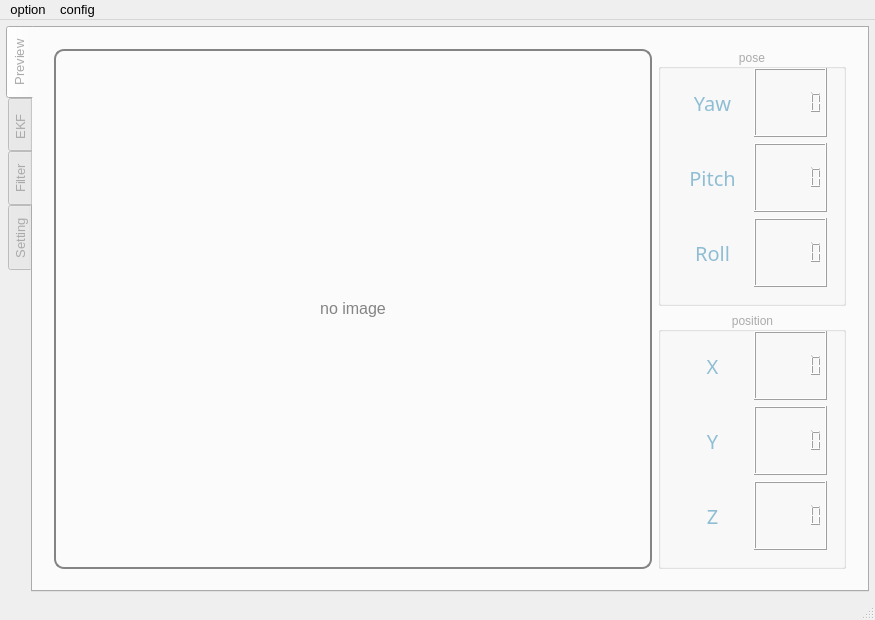
Before: the Qt Designer form assets/ui/mainwindow.ui in jyfzh/FOXTracker, drawn with Qt 5.
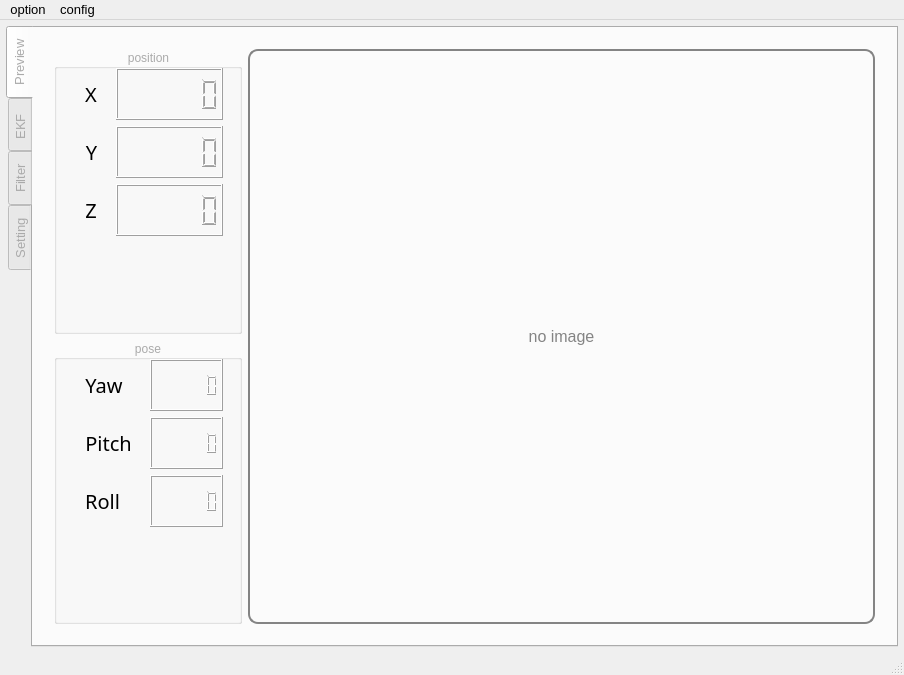
After: the same form once the commit is applied. Custom widgets are drawn as their Qt base class.

Commit message: Remove inline stylesheet from main; rework UI layouts and reindent settings loader

```diff
--- a/assets/ui/mainwindow.ui
+++ b/assets/ui/mainwindow.ui
@@ -9,8 +9,8 @@
    <rect>
     <x>0</x>
     <y>0</y>
-    <width>875</width>
-    <height>620</height>
+    <width>904</width>
+    <height>675</height>
    </rect>
   </property>
   <property name="minimumSize">
@@ -62,6 +62,12 @@
     </property>
     <item>
      <widget class="QTabWidget" name="tabWidget">
+      <property name="sizePolicy">
+       <sizepolicy hsizetype="Expanding" vsizetype="Expanding">
+        <horstretch>0</horstretch>
+        <verstretch>0</verstretch>
+       </sizepolicy>
+      </property>
       <property name="styleSheet">
        <string notr="true">padding:12px;
 color:#aaa;</string>
@@ -91,8 +97,125 @@
        <attribute name="title">
         <string>Preview</string>
        </attribute>
-       <layout class="QHBoxLayout" name="horizontalLayout_2">
-        <item>
+       <layout class="QGridLayout" name="gridLayout">
+        <item row="0" column="0">
+         <widget class="QGroupBox" name="groupBox_2">
+          <property name="title">
+           <string>position</string>
+          </property>
+          <property name="alignment">
+           <set>Qt::AlignmentFlag::AlignCenter</set>
+          </property>
+          <layout class="QFormLayout" name="formLayout_2">
+           <property name="horizontalSpacing">
+            <number>6</number>
+           </property>
+           <property name="verticalSpacing">
+            <number>6</number>
+           </property>
+           <property name="leftMargin">
+            <number>6</number>
+           </property>
+           <property name="topMargin">
+            <number>6</number>
+           </property>
+           <property name="rightMargin">
+            <number>6</number>
+           </property>
+           <property name="bottomMargin">
+            <number>6</number>
+           </property>
+           <item row="0" column="0">
+            <widget class="QLabel" name="label_5">
+             <property name="font">
+              <font>
+               <family>Source Code Variable</family>
+               <pointsize>15</pointsize>
+               <italic>false</italic>
+               <bold>false</bold>
+               <strikeout>false</strikeout>
+              </font>
+             </property>
+             <property name="styleSheet">
+              <string notr="true">color: rgb(0, 0, 0);</string>
+             </property>
+             <property name="text">
+              <string>X</string>
+             </property>
+             <property name="alignment">
+              <set>Qt::AlignmentFlag::AlignCenter</set>
+             </property>
+            </widget>
+           </item>
+           <item row="0" column="1">
+            <widget class="QLCDNumber" name="x_disp">
+             <property name="digitCount">
+              <number>6</number>
+             </property>
+            </widget>
+           </item>
+           <item row="1" column="0">
+            <widget class="QLabel" name="label_6">
+             <property name="font">
+              <font>
+               <family>Source Code Variable</family>
+               <pointsize>15</pointsize>
+               <italic>false</italic>
+               <bold>false</bold>
+               <strikeout>false</strikeout>
+              </font>
+             </property>
+             <property name="styleSheet">
+              <string notr="true">color: rgb(0, 0, 0);</string>
+             </property>
+             <property name="text">
+              <string>Y</string>
+             </property>
+             <property name="alignment">
+              <set>Qt::AlignmentFlag::AlignCenter</set>
+             </property>
+            </widget>
+           </item>
+           <item row="1" column="1">
+            <widget class="QLCDNumber" name="y_disp">
+             <property name="digitCount">
+              <number>6</number>
+             </property>
+            </widget>
+           </item>
+           <item row="2" column="0">
+            <widget class="QLabel" name="label_7">
+             <property name="font">
+              <font>
+               <family>Source Code Variable</family>
+               <pointsize>15</pointsize>
+               <italic>false</italic>
+               <bold>false</bold>
+               <strikeout>false</strikeout>
+              </font>
+             </property>
+             <property name="styleSheet">
+              <string notr="true">color: rgb(0, 0, 0);</string>
+             </property>
+             <property name="text">
+              <string>Z</string>
+             </property>
+             <property name="alignment">
+              <set>Qt::AlignmentFlag::AlignCenter</set>
+             </property>
+            </widget>
+           </item>
+           <item row="2" column="1">
+            <widget class="QLCDNumber" name="z_disp">
+             <property name="digitCount">
+              <number>6</number>
+             </property>
+            </widget>
+           </item>
+          </layout>
+         </widget>
+        </item>
+        <item row="0" column="1" rowspan="2">
          <widget class="QLabel" name="preview_camera">
           <property name="sizePolicy">
            <sizepolicy hsizetype="Expanding" vsizetype="Expanding">
@@ -131,12 +254,7 @@
           </property>
          </widget>
         </item>
-        <item>
-         <layout class="QGridLayout" name="gridLayout_2" rowstretch="0,0">
-          <property name="spacing">
-           <number>6</number>
-          </property>
-          <item row="0" column="0">
+        <item row="1" column="0">
            <widget class="QGroupBox" name="groupBox_4">
             <property name="title">
              <string>pose</string>
@@ -144,7 +262,13 @@
             <property name="alignment">
              <set>Qt::AlignmentFlag::AlignCenter</set>
             </property>
-            <layout class="QGridLayout" name="gridLayout_4">
+          <layout class="QFormLayout" name="formLayout">
+           <property name="horizontalSpacing">
+            <number>6</number>
+           </property>
+           <property name="verticalSpacing">
+            <number>6</number>
+           </property>
              <property name="leftMargin">
               <number>6</number>
              </property>
@@ -157,46 +281,36 @@
              <property name="bottomMargin">
               <number>6</number>
              </property>
-             <property name="spacing">
-              <number>6</number>
+           <item row="0" column="0">
+            <widget class="QLabel" name="label_2">
+             <property name="font">
+              <font>
+               <family>Source Code Variable</family>
+               <pointsize>15</pointsize>
+               <italic>false</italic>
+               <bold>false</bold>
+               <strikeout>false</strikeout>
+              </font>
              </property>
-             <item row="1" column="2">
+             <property name="styleSheet">
+              <string notr="true">color: rgb(0, 0, 0);</string>
+             </property>
+             <property name="text">
+              <string>Yaw</string>
+             </property>
+             <property name="alignment">
+              <set>Qt::AlignmentFlag::AlignCenter</set>
+             </property>
+            </widget>
+           </item>
+           <item row="0" column="1">
               <widget class="QLCDNumber" name="yaw_disp">
                <property name="digitCount">
                 <number>6</number>
                </property>
               </widget>
              </item>
-             <item row="4" column="2">
-              <widget class="QLCDNumber" name="roll_disp">
-               <property name="digitCount">
-                <number>6</number>
-               </property>
-              </widget>
-             </item>
-             <item row="4" column="1">
-              <widget class="QLabel" name="label_3">
-               <property name="font">
-                <font>
-                 <family>Source Code Variable</family>
-                 <pointsize>15</pointsize>
-                 <italic>false</italic>
-                 <bold>false</bold>
-                 <strikeout>false</strikeout>
-                </font>
-               </property>
-               <property name="styleSheet">
-                <string notr="true">color: #8fbed4;</string>
-               </property>
-               <property name="text">
-                <string>Roll</string>
-               </property>
-               <property name="alignment">
-                <set>Qt::AlignmentFlag::AlignCenter</set>
-               </property>
-              </widget>
-             </item>
-             <item row="3" column="1">
+           <item row="1" column="0">
               <widget class="QLabel" name="label_4">
                <property name="font">
                 <font>
@@ -208,7 +322,7 @@
                 </font>
                </property>
                <property name="styleSheet">
-                <string notr="true">color: #8fbed4;</string>
+              <string notr="true">color: rgb(0, 0, 0);</string>
                </property>
                <property name="text">
                 <string>Pitch</string>
@@ -218,122 +332,15 @@
                </property>
               </widget>
              </item>
-             <item row="3" column="2">
+           <item row="1" column="1">
               <widget class="QLCDNumber" name="pitch_disp">
                <property name="digitCount">
                 <number>6</number>
                </property>
               </widget>
              </item>
-             <item row="1" column="1">
-              <widget class="QLabel" name="label_2">
-               <property name="font">
-                <font>
-                 <family>Source Code Variable</family>
-                 <pointsize>15</pointsize>
-                 <italic>false</italic>
-                 <bold>false</bold>
-                 <strikeout>false</strikeout>
-                </font>
-               </property>
-               <property name="styleSheet">
-                <string notr="true">color: #8fbed4;</string>
-               </property>
-               <property name="text">
-                <string>Yaw</string>
-               </property>
-               <property name="alignment">
-                <set>Qt::AlignmentFlag::AlignCenter</set>
-               </property>
-              </widget>
-             </item>
-            </layout>
-           </widget>
-          </item>
-          <item row="1" column="0">
-           <widget class="QGroupBox" name="groupBox_2">
-            <property name="title">
-             <string>position</string>
-            </property>
-            <property name="alignment">
-             <set>Qt::AlignmentFlag::AlignCenter</set>
-            </property>
-            <layout class="QGridLayout" name="gridLayout_5">
-             <property name="leftMargin">
-              <number>6</number>
-             </property>
-             <property name="topMargin">
-              <number>6</number>
-             </property>
-             <property name="rightMargin">
-              <number>6</number>
-             </property>
-             <property name="bottomMargin">
-              <number>6</number>
-             </property>
-             <property name="spacing">
-              <number>6</number>
-             </property>
-             <item row="0" column="0">
-              <widget class="QLabel" name="label_5">
-               <property name="font">
-                <font>
-                 <family>Source Code Variable</family>
-                 <pointsize>15</pointsize>
-                 <italic>false</italic>
-                 <bold>false</bold>
-                 <strikeout>false</strikeout>
-                </font>
-               </property>
-               <property name="styleSheet">
-                <string notr="true">color: #8fbed4;</string>
-               </property>
-               <property name="text">
-                <string>X</string>
-               </property>
-               <property name="alignment">
-                <set>Qt::AlignmentFlag::AlignCenter</set>
-               </property>
-              </widget>
-             </item>
-             <item row="0" column="1">
-              <widget class="QLCDNumber" name="x_disp">
-               <property name="digitCount">
-                <number>6</number>
-               </property>
-              </widget>
-             </item>
-             <item row="1" column="0">
-              <widget class="QLabel" name="label_6">
-               <property name="font">
-                <font>
-                 <family>Source Code Variable</family>
-                 <pointsize>15</pointsize>
-                 <italic>false</italic>
-                 <bold>false</bold>
-                 <strikeout>false</strikeout>
-                </font>
-               </property>
-               <property name="styleSheet">
-                <string notr="true">color: #8fbed4;</string>
-               </property>
-               <property name="text">
-                <string>Y</string>
-               </property>
-               <property name="alignment">
-                <set>Qt::AlignmentFlag::AlignCenter</set>
-               </property>
-              </widget>
-             </item>
-             <item row="1" column="1">
-              <widget class="QLCDNumber" name="y_disp">
-               <property name="digitCount">
-                <number>6</number>
-               </property>
-              </widget>
-             </item>
              <item row="2" column="0">
-              <widget class="QLabel" name="label_7">
+            <widget class="QLabel" name="label_3">
                <property name="font">
                 <font>
                  <family>Source Code Variable</family>
@@ -344,10 +351,10 @@
                 </font>
                </property>
                <property name="styleSheet">
-                <string notr="true">color: #8fbed4;</string>
+              <string notr="true">color: rgb(0, 0, 0);</string>
                </property>
                <property name="text">
-                <string>Z</string>
+              <string>Roll</string>
                </property>
                <property name="alignment">
                 <set>Qt::AlignmentFlag::AlignCenter</set>
@@ -355,7 +362,7 @@
               </widget>
              </item>
              <item row="2" column="1">
-              <widget class="QLCDNumber" name="z_disp">
+            <widget class="QLCDNumber" name="roll_disp">
                <property name="digitCount">
                 <number>6</number>
                </property>
@@ -363,8 +370,6 @@
              </item>
             </layout>
            </widget>
-          </item>
-         </layout>
         </item>
        </layout>
       </widget>
@@ -393,7 +398,7 @@
     <rect>
      <x>0</x>
      <y>0</y>
-     <width>875</width>
+     <width>904</width>
      <height>22</height>
     </rect>
    </property>
```
Lines whose indentation alone changed are shown as unchanged. The commit also changes 3 other files.
